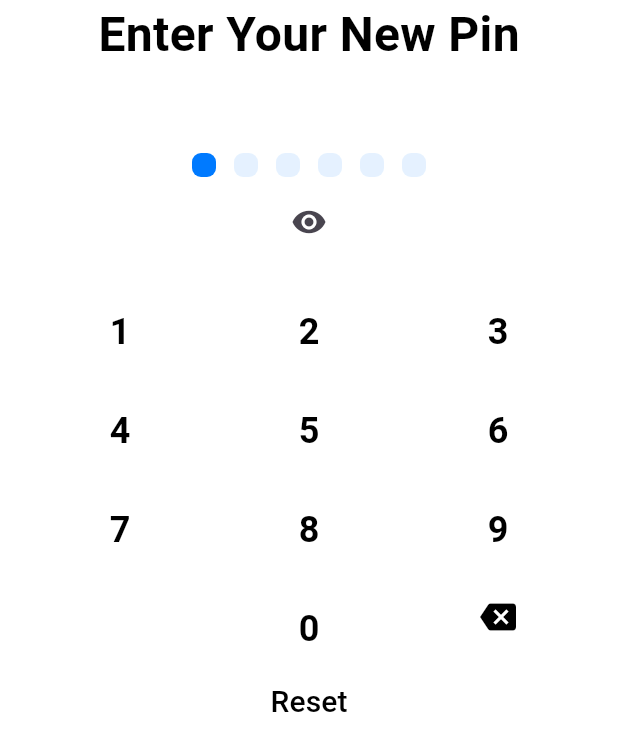
After one commit to MichaelR778/uts_mobprog_kelompok_2, a Flutter app: the ChangePin screen opened directly, on a phone screen of 412 x 824 dp. The commit adds this screen. Shown: the top 751 px of the screen. Run offline on Flutter 3.47's test engine with Material 3 defaults, Android fonts, the phone set to English and light mode, and no system bars.

Commit message:
change pin

```diff
--- a/lib/main.dart
+++ b/lib/main.dart
@@ -1,8 +1,26 @@
 import 'package:flutter/material.dart';
 import 'package:uts_mobprog_kelompok_2/pages/root.dart';
+import 'package:uts_mobprog_kelompok_2/pages/change_pin.dart';
 
 void main() {
   runApp(MaterialApp(
     home: Root(),
   ));
 }
+
+class MyApp extends StatelessWidget {
+  const MyApp({super.key});
+
+  @override
+  Widget build(BuildContext context) {
+    return MaterialApp(
+      debugShowCheckedModeBanner: false,
+      title: 'Flutter Demo',
+      theme: ThemeData(
+        colorScheme: ColorScheme.fromSeed(seedColor: Colors.deepPurple),
+        useMaterial3: true,
+      ),
+      home: const change_pin(),
+    );
+  }
+}
--- /dev/null
+++ b/lib/pages/change_pin.dart
@@ -0,0 +1,166 @@
+import 'package:flutter/cupertino.dart';
+import 'package:flutter/material.dart';
+
+class ChangePin extends StatefulWidget{
+  const ChangePin ({super.key});
+
+  @override
+  State<ChangePin> createState() => _ChangePin();
+}
+
+class _ChangePin extends State<ChangePin> {
+  String enteredPin = ' ';
+  bool isPinVisible = false;
+
+  Widget numButton(int number) {
+    return Padding(
+      padding: const EdgeInsets.only(top: 16),
+      child: TextButton(
+        onPressed: () {
+          setState(() {
+            if(enteredPin.length < 6) {
+              enteredPin += number.toString();
+            }
+          });
+        },
+        child: Text(
+          number.toString(),
+          style: const TextStyle(
+            fontSize: 24,
+            fontWeight: FontWeight.w600,
+            color: Colors.black,
+          ),
+        ),
+      ),
+    );
+  }
+
+  @override
+  Widget build(BuildContext context) {
+    return Scaffold(
+      backgroundColor: Colors.white,
+      body: SafeArea(
+        child: ListView(
+          padding: const EdgeInsets.symmetric(horizontal: 24),
+          physics: const BouncingScrollPhysics(),
+          children: [
+            const Center(
+              child: Text(
+                'Enter Your New Pin',
+                style: TextStyle(
+                  fontSize: 32,
+                  color: Colors.black,
+                  fontWeight: FontWeight.w600,
+                ),
+              ),
+            ),
+          const SizedBox(height: 50),
+
+          Row(
+            mainAxisAlignment: MainAxisAlignment.center,
+            children: List.generate(
+              6,
+              (index) {
+                return Container(
+                  margin: const EdgeInsets.all(6.0),
+                  width: isPinVisible ? 50:16,
+                  height: isPinVisible ? 50:16,
+                  decoration: BoxDecoration(
+                    borderRadius: BorderRadius.circular(6.0),
+                    color: index < enteredPin.length
+                    ? isPinVisible
+                      ? Colors.green
+                      : CupertinoColors.activeBlue
+                    : CupertinoColors.activeBlue.withOpacity(0.1),
+                  ),
+
+                  child: isPinVisible && index <enteredPin.length
+                    ? Center(
+                      child: Text(
+                        enteredPin[index],
+                        style: const TextStyle(
+                          fontSize: 17,
+                          color: Colors.white,
+                          fontWeight: FontWeight.w700,
+                        ),
+                      ),
+                    )
+                    :null,
+                );
+              },
+            ),
+          ),
+
+          IconButton(
+            onPressed: () {
+              setState(() {
+                isPinVisible =!isPinVisible;
+              });
+            },
+            icon: Icon(
+              isPinVisible ? Icons.visibility_off : Icons.visibility,
+            ),
+          ),
+
+          SizedBox(height: isPinVisible ? 50.0 : 8.0),
+
+          for(var i = 0; i < 3; i++)
+            Padding(
+              padding: const EdgeInsets.symmetric(horizontal: 24),
+              child: Row(
+                mainAxisAlignment: MainAxisAlignment.spaceBetween,
+                children: List.generate(
+                  3,
+                  (index) => numButton(1+3*i + index),
+                ).toList(),
+              ),
+            ),
+
+          Padding(
+            padding: const EdgeInsets.symmetric(horizontal: 24),
+            child: Row(
+              mainAxisAlignment: MainAxisAlignment.spaceBetween,
+              children: [
+                const TextButton(onPressed: null, child: SizedBox()),
+                numButton(0),
+                TextButton(
+                  onPressed: () {
+                    setState(
+                      () {
+                        if(enteredPin.isNotEmpty) {
+                          enteredPin =
+                            enteredPin.substring(0, enteredPin.length -1);
+                        }
+                      },
+                    );
+                  },
+                  child: const Icon(
+                    Icons.backspace,
+                    color: Colors.black,
+                    size: 24,
+                  ),
+                ),
+              ],
+            ),
+          ),
+
+          TextButton(
+            onPressed: () {
+              setState(() {
+                enteredPin = '';
+              });
+            },
+            child: const Text(
+              'Reset',
+              style: TextStyle(
+                fontSize: 20,
+                color: Colors.black,
+              ),
+            ),
+          ),
+          ],
+        ),
+      ),
+    );
+  }
+}
```
Also changed, not shown: pubspec.lock.
